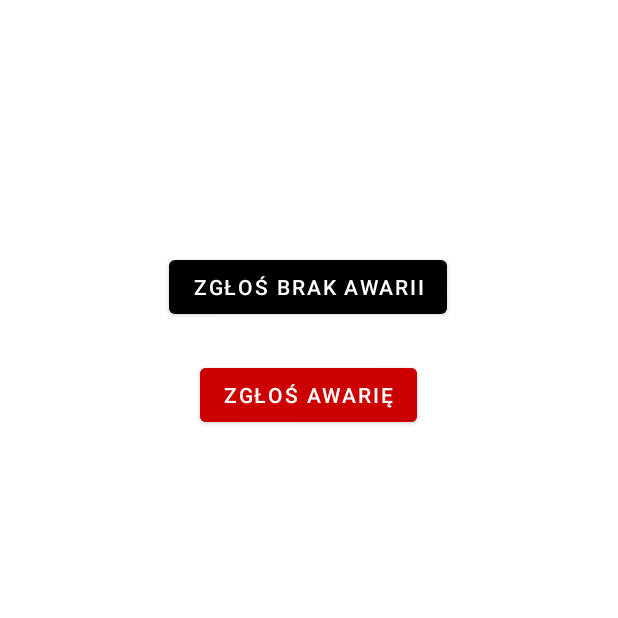
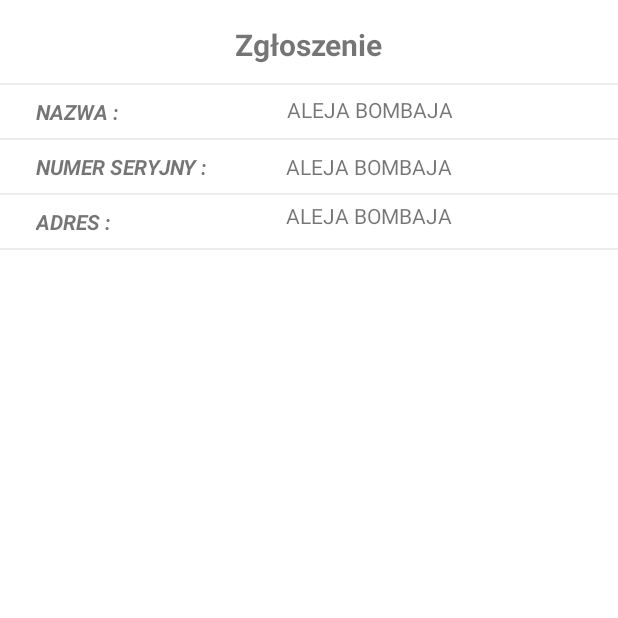
Before and after one commit to maciekdt/LiftCrane, an Android app: the ReviewActivity screen opened directly, with no data from a screen before it, on a phone screen of 412 x 824 dp, the top half of it. Run offline under Robolectric (Android 15) with nearby library versions, the phone set to English and light mode, and no system bars; our stand-ins replace Firebase (no records; nobody signed in at launch, a user with empty details on screens opened directly); 4 statements that could not run were skipped.

Commit message:
Flash and new review interface

```diff
--- a/frontend/android-app/app/src/main/java/com/example/liftcrane/endpoints/FirestoreService.kt
+++ b/frontend/android-app/app/src/main/java/com/example/liftcrane/endpoints/FirestoreService.kt
@@ -40,8 +40,9 @@ class FirestoreService {
             .addOnSuccessListener { result ->
                 var lift:Lift? = null
                 for (document in result) {
-                    if(document.id == liftId)
-                        lift = Lift(document.data)
+                    if(document.id == liftId){
+                        lift = Lift(document.data, document.id)
+                    }
                 }
                 resolve(lift)
             }
@@ -60,10 +61,10 @@ class FirestoreService {
             .addOnSuccessListener { result ->
                 val resultList = mutableListOf<Lift>()
                 for (document in result) {
-                    try {resultList.add(Lift(document.data))}
+                    val lift = Lift(document.data, document.id)
+
+                    try {resultList.add(lift)}
                     catch (e:NullPointerException) {Log.e("MyInfo", "Null lift :${document.data}")}
-
-
                 }
                 resolve(resultList)
             }
--- a/frontend/android-app/app/src/main/java/com/example/liftcrane/model/Lift.kt
+++ b/frontend/android-app/app/src/main/java/com/example/liftcrane/model/Lift.kt
@@ -3,11 +3,13 @@ package com.example.liftcrane.model
 import java.io.Serializable
 
 data class Lift(
+    var id : String,
     val serialNumber : String,
     val name : String,
     val address : String,
 ) : Serializable{
-    constructor(lift : Map<String, Any>) : this(
+    constructor(lift: Map<String, Any>, id: String) : this(
+        id,
         lift["ID"] as String,
         lift["Nazwa"] as String,
         lift["Adres"] as String
--- a/frontend/android-app/app/src/main/java/com/example/liftcrane/model/Review.kt
+++ b/frontend/android-app/app/src/main/java/com/example/liftcrane/model/Review.kt
@@ -6,14 +6,16 @@ data class Review(
     val liftId : String,
     val reviewerId : String,
     val malfunction : Boolean,
-    val date : Timestamp
+    val date : Timestamp,
+    val description : String
 ){
     fun toHashMap(): HashMap<String, Any> {
         return hashMapOf(
             "liftId" to liftId,
             "reviewerId" to reviewerId,
             "malfunction" to malfunction,
-            "date" to date
+            "date" to date,
+            "description" to description
         )
     }
 }
--- a/frontend/android-app/app/src/main/java/com/example/liftcrane/ui/liftslist/LiftsListActivity.kt
+++ b/frontend/android-app/app/src/main/java/com/example/liftcrane/ui/liftslist/LiftsListActivity.kt
@@ -30,7 +30,7 @@ class LiftsListActivity : AppCompatActivity() {
             val adapter = LiftsListAdapter(this, lifts)
             binding.list.adapter = adapter
 
-            binding.list.setOnItemClickListener(){adapterView, view, position, id ->
+            binding.list.setOnItemClickListener(){ _, _, position, _ ->
                 startReviewActivity(lifts[position])
             }
         }
--- a/frontend/android-app/app/src/main/java/com/example/liftcrane/ui/qrscanner/QRScannerActivity.kt
+++ b/frontend/android-app/app/src/main/java/com/example/liftcrane/ui/qrscanner/QRScannerActivity.kt
@@ -3,19 +3,18 @@ package com.example.liftcrane.ui.qrscanner
 
 import android.content.Context
 import android.content.Intent
-import androidx.appcompat.app.AppCompatActivity
 import android.os.Bundle
 import android.util.Size
 import android.view.OrientationEventListener
 import android.view.Surface
-import android.view.View
-import android.widget.Toast
+import androidx.appcompat.app.AppCompatActivity
+import androidx.camera.core.Camera
 import androidx.camera.core.CameraSelector
 import androidx.camera.core.ImageAnalysis
 import androidx.camera.core.Preview
-import androidx.camera.core.TorchState
 import androidx.camera.lifecycle.ProcessCameraProvider
 import androidx.core.content.ContextCompat
+import com.example.liftcrane.R
 import com.example.liftcrane.analyzer.MLKitBarcodeAnalyzer
 import com.example.liftcrane.analyzer.ScanningResultListener
 import com.example.liftcrane.databinding.ActivityQrscannerBinding
@@ -24,6 +23,7 @@ import com.example.liftcrane.model.Lift
 import com.example.liftcrane.ui.LIFT_INTENT_FLAG
 import com.example.liftcrane.ui.review.ReviewActivity
 import com.google.common.util.concurrent.ListenableFuture
+import java.nio.channels.AsynchronousFileChannel.open
 import java.util.concurrent.ExecutorService
 import java.util.concurrent.Executors
 
@@ -32,11 +32,13 @@ class QRScannerActivity : AppCompatActivity() {
 
     private var isReviewActivityLaunched = false
     private val fireStore = FirestoreService()
+    private var isFlash = false
 
     private lateinit var binding: ActivityQrscannerBinding
     private lateinit var cameraProviderFuture: ListenableFuture<ProcessCameraProvider>
     private lateinit var cameraExecutor: ExecutorService
-    private var flashEnabled = false
+    private lateinit var camera: Camera
+
 
     override fun onCreate(savedInstanceState: Bundle?) {
         super.onCreate(savedInstanceState)
@@ -50,6 +52,14 @@ class QRScannerActivity : AppCompatActivity() {
             val cameraProvider = cameraProviderFuture.get()
             bindPreview(cameraProvider)
         }, ContextCompat.getMainExecutor(this))
+
+        binding.flashButton.setOnClickListener {
+            if(this::camera.isInitialized) {
+                camera.cameraControl.enableTorch(!isFlash)
+                isFlash = !isFlash
+            }
+
+        }
     }
 
     private fun bindPreview(cameraProvider: ProcessCameraProvider?) {
@@ -92,8 +102,9 @@ class QRScannerActivity : AppCompatActivity() {
         val analyzer: ImageAnalysis.Analyzer = MLKitBarcodeAnalyzer(ScanningListener())
         imageAnalysis.setAnalyzer(cameraExecutor, analyzer)
         preview.setSurfaceProvider(binding.cameraPreview.surfaceProvider)
-        val camera =
-            cameraProvider?.bindToLifecycle(this, cameraSelector, imageAnalysis, preview)
+        camera =
+            cameraProvider?.bindToLifecycle(this, cameraSelector, imageAnalysis, preview)!!
+
 
     }
 
--- a/frontend/android-app/app/src/main/java/com/example/liftcrane/ui/review/ReviewActivity.kt
+++ b/frontend/android-app/app/src/main/java/com/example/liftcrane/ui/review/ReviewActivity.kt
@@ -26,22 +26,16 @@ class ReviewActivity : AppCompatActivity() {
         setContentView(binding.root)
 
         lift = intent.extras?.get("lift") as Lift
-        Log.i("MyInfo", lift.toString())
 
         binding.liftName.text = lift.name
-        binding.liftId.text = lift.serialNumber
+        binding.address.text = lift.address
+        binding.serialNumber.text = lift.serialNumber
 
-        binding.noMalfunctionButton.setOnClickListener {
-            uploadReview(false)
-        }
-        binding.malfunctionButton.setOnClickListener {
-            uploadReview(true)
-        }
     }
 
     private fun uploadReview(malfunction:Boolean){
         val userUID = auth.getSignInUserUid() ?: return
-        val review = Review(lift.serialNumber, userUID, malfunction, Timestamp.now())
+        val review = Review(lift.serialNumber, userUID, malfunction, Timestamp.now(), "")
         fun resolve(id : String){
             Toast.makeText(this, id, Toast.LENGTH_LONG).show()
         }
--- a/frontend/android-app/app/src/main/res/layout/activity_qrscanner.xml
+++ b/frontend/android-app/app/src/main/res/layout/activity_qrscanner.xml
@@ -21,7 +21,7 @@
     </androidx.camera.view.PreviewView>
 
     <com.google.android.material.floatingactionbutton.FloatingActionButton
-        android:id="@+id/floatingActionButton2"
+        android:id="@+id/flashButton"
         android:layout_width="wrap_content"
         android:layout_height="wrap_content"
         android:layout_gravity="bottom|right"
@@ -34,7 +34,7 @@
         app:srcCompat="@drawable/ic_baseline_highlight_24" />
 
     <ImageView
-        android:id="@+id/imageView2"
+        android:id="@+id/scannerImage"
         android:layout_width="312dp"
         android:layout_height="318dp"
         android:layout_gravity="center"
--- a/frontend/android-app/app/src/main/res/layout/activity_review.xml
+++ b/frontend/android-app/app/src/main/res/layout/activity_review.xml
@@ -6,56 +6,126 @@
     android:layout_height="match_parent"
     tools:context=".ui.review.ReviewActivity">
 
+    <View
+        android:id="@+id/lineReview4"
+        android:layout_width="match_parent"
+        android:layout_height="1dp"
+        android:layout_marginTop="8dp"
+        android:background="@color/line"
+        app:layout_constraintEnd_toEndOf="parent"
+        app:layout_constraintHorizontal_bias="0.0"
+        app:layout_constraintStart_toStartOf="parent"
+        app:layout_constraintTop_toBottomOf="@+id/addressLabel" />
+
     <TextView
-        android:id="@+id/liftName"
-        android:layout_width="384dp"
-        android:layout_height="26dp"
-        android:layout_marginStart="8dp"
-        android:layout_marginTop="50dp"
-        android:layout_marginEnd="8dp"
-        android:textAlignment="center"
+        android:id="@+id/address"
+        android:layout_width="179dp"
+        android:layout_height="22dp"
+        android:layout_marginStart="52dp"
+        android:layout_marginTop="4dp"
+        android:text="ALEJA BOMBAJA"
+        app:layout_constraintStart_toEndOf="@+id/serialNumberLabel"
+        app:layout_constraintTop_toBottomOf="@+id/lineReview3" />
+
+    <View
+        android:id="@+id/lineReview3"
+        android:layout_width="match_parent"
+        android:layout_height="1dp"
+        android:layout_marginTop="8dp"
+        android:background="@color/line"
+        app:layout_constraintEnd_toEndOf="parent"
+        app:layout_constraintHorizontal_bias="0.0"
+        app:layout_constraintStart_toStartOf="parent"
+        app:layout_constraintTop_toBottomOf="@+id/serialNumberLabel" />
+
+    <View
+        android:id="@+id/lineReview2"
+        android:layout_width="match_parent"
+        android:layout_height="1dp"
+        android:layout_marginTop="8dp"
+        android:background="@color/line"
+        app:layout_constraintEnd_toEndOf="parent"
+        app:layout_constraintHorizontal_bias="0.0"
+        app:layout_constraintStart_toStartOf="parent"
+        app:layout_constraintTop_toBottomOf="@+id/liftNameLabel" />
+
+    <TextView
+        android:id="@+id/addressLabel"
+        android:layout_width="wrap_content"
+        android:layout_height="wrap_content"
+        android:layout_marginStart="24dp"
+        android:layout_marginTop="8dp"
+        android:text="ADRES :"
+        android:textSize="14sp"
+        android:textStyle="bold|italic"
+        app:layout_constraintStart_toStartOf="parent"
+        app:layout_constraintTop_toBottomOf="@+id/lineReview3" />
+
+    <TextView
+        android:id="@+id/serialNumber"
+        android:layout_width="178dp"
+        android:layout_height="18dp"
+        android:layout_marginStart="52dp"
+        android:layout_marginTop="8dp"
+        android:text="ALEJA BOMBAJA"
+        app:layout_constraintStart_toEndOf="@+id/serialNumberLabel"
+        app:layout_constraintTop_toBottomOf="@+id/lineReview2" />
+
+    <TextView
+        android:id="@+id/serialNumberLabel"
+        android:layout_width="wrap_content"
+        android:layout_height="wrap_content"
+        android:layout_marginStart="24dp"
+        android:layout_marginTop="8dp"
+        android:text="NUMER SERYJNY :"
+        android:textSize="14sp"
+        android:textStyle="bold|italic"
+        app:layout_constraintStart_toStartOf="parent"
+        app:layout_constraintTop_toBottomOf="@+id/lineReview2" />
+
+    <TextView
+        android:id="@+id/reviewActivityLabel"
+        android:layout_width="wrap_content"
+        android:layout_height="wrap_content"
+        android:layout_marginTop="16dp"
+        android:text="Zgłoszenie"
         android:textSize="20sp"
-        android:textStyle="bold|italic"
+        android:textStyle="bold"
         app:layout_constraintEnd_toEndOf="parent"
-        app:layout_constraintHorizontal_bias="0.104"
         app:layout_constraintStart_toStartOf="parent"
         app:layout_constraintTop_toTopOf="parent" />
 
+    <View
+        android:id="@+id/lineReview1"
+        android:layout_width="match_parent"
+        android:layout_height="1dp"
+        android:layout_marginTop="12dp"
+        android:background="@color/line"
+        app:layout_constraintEnd_toEndOf="parent"
+        app:layout_constraintHorizontal_bias="0.0"
+        app:layout_constraintStart_toStartOf="parent"
+        app:layout_constraintTop_toBottomOf="@+id/reviewActivityLabel" />
+
     <TextView
-        android:id="@+id/liftId"
-        android:layout_width="371dp"
-        android:layout_height="23dp"
-        android:layout_marginStart="8dp"
-        android:layout_marginTop="16dp"
-        android:textAlignment="center"
-        android:textSize="20sp"
-        android:textStyle="italic"
-        app:layout_constraintEnd_toEndOf="parent"
-        app:layout_constraintHorizontal_bias="0.103"
-        app:layout_constraintStart_toStartOf="parent"
-        app:layout_constraintTop_toBottomOf="@+id/liftName" />
-
-    <Button
-        android:id="@+id/noMalfunctionButton"
+        android:id="@+id/liftNameLabel"
         android:layout_width="wrap_content"
         android:layout_height="wrap_content"
-        android:layout_marginTop="52dp"
-        android:text="@string/no_malfunction_review"
-        app:layout_constraintEnd_toEndOf="parent"
-        app:layout_constraintHorizontal_bias="0.498"
+        android:layout_marginStart="24dp"
+        android:layout_marginTop="8dp"
+        android:text="NAZWA :"
+        android:textSize="14sp"
+        android:textStyle="bold|italic"
         app:layout_constraintStart_toStartOf="parent"
-        app:layout_constraintTop_toBottomOf="@+id/liftId" />
+        app:layout_constraintTop_toBottomOf="@+id/lineReview1" />
 
-    <Button
-        android:id="@+id/malfunctionButton"
-        android:layout_width="wrap_content"
-        android:layout_height="wrap_content"
-        android:layout_marginTop="24dp"
-        android:backgroundTint="@android:color/holo_red_dark"
-        android:text="@string/malfunction_review"
-        app:layout_constraintEnd_toEndOf="parent"
-        app:layout_constraintHorizontal_bias="0.498"
-        app:layout_constraintStart_toStartOf="parent"
-        app:layout_constraintTop_toBottomOf="@+id/noMalfunctionButton" />
+    <TextView
+        android:id="@+id/liftName"
+        android:layout_width="184dp"
+        android:layout_height="21dp"
+        android:layout_marginStart="112dp"
+        android:layout_marginTop="8dp"
+        android:text="ALEJA BOMBAJA"
+        app:layout_constraintStart_toEndOf="@+id/liftNameLabel"
+        app:layout_constraintTop_toTopOf="@+id/lineReview1" />
 
 </androidx.constraintlayout.widget.ConstraintLayout>
--- a/frontend/android-app/app/src/main/res/values/colors.xml
+++ b/frontend/android-app/app/src/main/res/values/colors.xml
@@ -10,4 +10,6 @@
     <color name="main_color">@android:color/holo_blue_dark</color>
     <color name="google_color">#9703A3</color>
     <color name="line">#8DE1D9E1</color>
+    <color name="flashOn">?android:attr/colorPressedHighlight</color>
+    <color name="flashOff">#7A7575</color>
 </resources>
```
